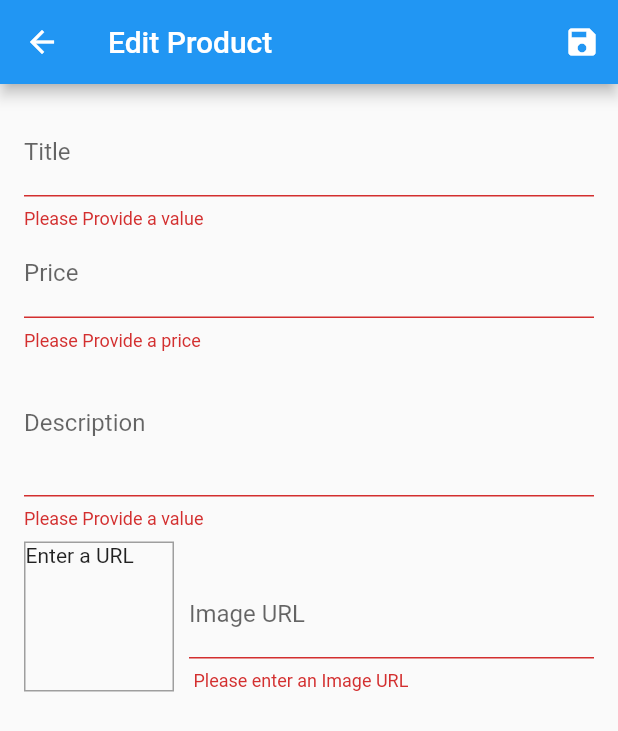
After one commit to ahmadsantoso/tokoku, a Flutter app: the EditProductScreen screen opened by its route, after a tap on the "save" icon, on a phone screen of 412 x 824 dp. The commit adds this screen. Shown: the top 731 px of the screen. Run offline on Flutter 3.47's test engine with Material 2 defaults, Android fonts, the phone set to English and light mode, and no system bars; our stand-ins replace badges; network calls fail.

Commit message:
Validation Form

```diff
--- a/lib/main.dart
+++ b/lib/main.dart
@@ -1,5 +1,7 @@
 import 'package:flutter/material.dart';
 import 'package:provider/provider.dart';
+import 'package:tokoku/screens/edit_product_screen.dart';
+import 'package:tokoku/screens/user_products_screen.dart';
 
 import './providers/cart.dart';
 import './providers/products.dart';
@@ -42,6 +44,8 @@
           ProductDetailScreen.routeName: (ctx) => ProductDetailScreen(),
           CartScreen.routeName: (ctx) => CartScreen(),
           OrdersScreen.routeName: (ctx) => OrdersScreen(),
+          UserProducstSreen.routeName: (ctx) => UserProducstSreen(),
+          EditProductScreen.routeName: (ctx) => EditProductScreen(),
         },
       ),
     );
--- a/lib/providers/products.dart
+++ b/lib/providers/products.dart
@@ -63,8 +63,30 @@
   //   notifyListeners();
   // }
 
-  void addProduct() {
-    //_items.add (value);
+  void addProduct(Product product) {
+    final newProduct = Product(
+        title: product.title,
+        id: DateTime.now().toString(),
+        description: product.description,
+        price: product.price,
+        imageUrl: product.imageUrl);
+    _items.add(newProduct);
+    //_items.insert(0, newProduct); at the start of the list
+    notifyListeners();
+  }
+
+  void updateProduct(String id, Product newProduct) {
+    final prodIndex = _items.indexWhere((prod) => prod.id == id);
+    if (prodIndex >= 0) {
+      _items[prodIndex] = newProduct;
+      notifyListeners();
+    } else {
+      print('...');
+    }
+  }
+
+  void deleteProduct(String id) {
+    _items.removeWhere((prod) => prod.id == id);
     notifyListeners();
   }
 }
--- /dev/null
+++ b/lib/screens/edit_product_screen.dart
@@ -0,0 +1,258 @@
+import 'package:flutter/material.dart';
+import 'package:provider/provider.dart';
+import 'package:tokoku/providers/product.dart';
+import 'package:tokoku/providers/products.dart';
+
+class EditProductScreen extends StatefulWidget {
+  static const routeName = '/edit-product';
+
+  @override
+  State<EditProductScreen> createState() => _EditProductScreenState();
+}
+
+class _EditProductScreenState extends State<EditProductScreen> {
+  final _priceFocusNode = FocusNode();
+  final _descriptionFocusNode = FocusNode();
+  final _imageUrlFocusNode = FocusNode();
+  final _imageUrlController = TextEditingController();
+  final _form = GlobalKey<FormState>();
+  var _editedProduct = Product(
+      id: null.toString(), title: '', price: 0, imageUrl: '', description: '');
+  var _initValues = {
+    'title': '',
+    'description': '',
+    'price': '',
+    'imageUrl': '',
+  };
+  var _isInit = true;
+
+  @override
+  void initState() {
+    _imageUrlFocusNode.addListener(_updateImageUrl);
+    super.initState();
+  }
+
+  @override
+  void didChangeDependencies() {
+    if (_isInit) {
+      if (ModalRoute.of(context)!.settings.arguments != null) {
+        final productId = ModalRoute.of(context)!.settings.arguments as String;
+
+        if (productId != null) {
+          _editedProduct =
+              Provider.of<Products>(context, listen: false).findMyId(productId);
+          _initValues = {
+            'title': _editedProduct.title,
+            'description': _editedProduct.description,
+            'price': _editedProduct.price.toString(),
+            // 'imageUrl': _editedProduct.imageUrl,
+            'imageUrl': '',
+          };
+          _imageUrlController.text = _editedProduct.imageUrl;
+        }
+      }
+    }
+    _isInit = false;
+    super.didChangeDependencies();
+  }
+
+  @override
+  void dispose() {
+    _imageUrlFocusNode.removeListener(_updateImageUrl);
+    _priceFocusNode.dispose();
+    _descriptionFocusNode.dispose();
+    _imageUrlFocusNode.dispose();
+    _imageUrlController.dispose();
+    super.dispose();
+  }
+
+  void _updateImageUrl() {
+    if (!_imageUrlFocusNode.hasFocus) {
+      if (!_imageUrlController.text.startsWith('http') &&
+              (!_imageUrlController.text.startsWith('https')) ||
+          (!_imageUrlController.text.endsWith('.png') &&
+              !_imageUrlController.text.endsWith('.jpg') &&
+              !_imageUrlController.text.endsWith('.jpeg'))) {
+        return;
+      }
+      setState(() {});
+    }
+  }
+
+  void _saveForm() {
+    final isValid = _form.currentState!.validate();
+    if (!isValid) {
+      return;
+    }
+    _form.currentState!.save();
+    if (_editedProduct.id != null.toString()) {
+      Provider.of<Products>(context, listen: false)
+          .updateProduct(_editedProduct.id, _editedProduct);
+    } else {
+      Provider.of<Products>(context, listen: false).addProduct(_editedProduct);
+    }
+    Navigator.of(context).pop();
+  }
+
+  Widget build(BuildContext context) {
+    return Scaffold(
+      appBar: AppBar(
+        title: Text('Edit Product'),
+        actions: <Widget>[
+          IconButton(
+            icon: Icon(Icons.save),
+            onPressed: _saveForm,
+          ),
+        ],
+      ),
+      body: Padding(
+        padding: const EdgeInsets.all(16.0),
+        child: Form(
+          key: _form,
+          child: ListView(
+            children: <Widget>[
+              TextFormField(
+                initialValue: _initValues['title'],
+                decoration: InputDecoration(labelText: 'Title'),
+                textInputAction: TextInputAction.next,
+                onFieldSubmitted: (_) {
+                  FocusScope.of(context).requestFocus(_priceFocusNode);
+                },
+                validator: (value) {
+                  if (value!.isEmpty) {
+                    return 'Please Provide a value';
+                  }
+                  return null;
+                },
+                onSaved: (value) {
+                  _editedProduct = Product(
+                      id: _editedProduct.id,
+                      isFavorite: _editedProduct.isFavorite,
+                      title: value.toString(),
+                      description: _editedProduct.description,
+                      price: _editedProduct.price,
+                      imageUrl: _editedProduct.imageUrl);
+                },
+              ),
+              TextFormField(
+                initialValue: _initValues['price'],
+                decoration: InputDecoration(labelText: 'Price'),
+                textInputAction: TextInputAction.next,
+                keyboardType: TextInputType.number,
+                focusNode: _priceFocusNode,
+                validator: (value) {
+                  if (value!.isEmpty) {
+                    return 'Please Provide a price';
+                  }
+                  if (double.tryParse(value) == null) {
+                    return 'Please enter a valid number';
+                  }
+                  if (double.parse(value) <= 0) {
+                    return 'Please enter a number greater than zero';
+                  }
+                  return null;
+                },
+                onSaved: (value) {
+                  _editedProduct = Product(
+                      id: _editedProduct.id,
+                      isFavorite: _editedProduct.isFavorite,
+                      title: _editedProduct.title,
+                      description: _editedProduct.description,
+                      price: double.parse(value.toString()),
+                      imageUrl: _editedProduct.imageUrl);
+                },
+              ),
+              TextFormField(
+                initialValue: _initValues['description'],
+                decoration: InputDecoration(labelText: 'Description'),
+                maxLines: 3,
+                keyboardType: TextInputType.multiline,
+                focusNode: _descriptionFocusNode,
+                validator: (value) {
+                  if (value!.isEmpty) {
+                    return 'Please Provide a value';
+                  }
+                  if (value.length < 10) {
+                    return 'Should be at least 10 characters long';
+                  }
+                  return null;
+                },
+                onSaved: (value) {
+                  _editedProduct = Product(
+                      id: _editedProduct.id,
+                      isFavorite: _editedProduct.isFavorite,
+                      title: _editedProduct.title,
+                      description: value.toString(),
+                      price: _editedProduct.price,
+                      imageUrl: _editedProduct.imageUrl);
+                },
+              ),
+              Row(
+                crossAxisAlignment: CrossAxisAlignment.end,
+                children: <Widget>[
+                  Container(
+                    width: 100,
+                    height: 100,
+                    margin: EdgeInsets.only(
+                      top: 8,
+                      right: 10,
+                    ),
+                    decoration: BoxDecoration(
+                      border: Border.all(width: 1, color: Colors.grey),
+                    ),
+                    child: _imageUrlController.text.isEmpty
+                        ? Text('Enter a URL')
+                        : FittedBox(
+                            child: Image.network(
+                              _imageUrlController.text,
+                              fit: BoxFit.cover,
+                            ),
+                          ),
+                  ),
+                  Expanded(
+                      child: TextFormField(
+                    decoration: InputDecoration(labelText: 'Image URL'),
+                    keyboardType: TextInputType.url,
+                    textInputAction: TextInputAction.done,
+                    controller: _imageUrlController,
+                    focusNode: _imageUrlFocusNode,
+                    onFieldSubmitted: (_) {
+                      _saveForm();
+                    },
+                    validator: (value) {
+                      if (value!.isEmpty) {
+                        return ' Please enter an Image URL';
+                      }
+                      if (!value.startsWith('http') ||
+                          !value.startsWith('https')) {
+                        return 'Please enter a valid URL';
+                      }
+                      if (!value.endsWith('.png') &&
+                          !value.endsWith('.jpg') &&
+                          !value.endsWith('.jpeg')) {
+                        return 'Please enter an PNG, JPG, JPEG only';
+                      }
+                      return null;
+                    },
+                    onSaved: (value) {
+                      _editedProduct = Product(
+                          id: _editedProduct.id,
+                          isFavorite: _editedProduct.isFavorite,
+                          title: _editedProduct.title,
+                          description: _editedProduct.description,
+                          price: _editedProduct.price,
+                          imageUrl: value.toString());
+                    },
+                    onEditingComplete: () {
+                      setState(() {});
+                    },
+                  )),
+                ],
+              ),
+            ],
+          ),
+        ),
+      ),
+    );
+  }
+}
```
Also changed, not shown: lib/providers/cart.dart (+18 -0 lines), lib/screens/user_products_screen.dart (added, +42 -0 lines), lib/widgets/app_drawer.dart (+10 -0 lines), lib/widgets/cart_item.dart (+23 -0 lines), lib/widgets/product_item.dart (+15 -0 lines), lib/widgets/user_product_item.dart (added, +44 -0 lines).
